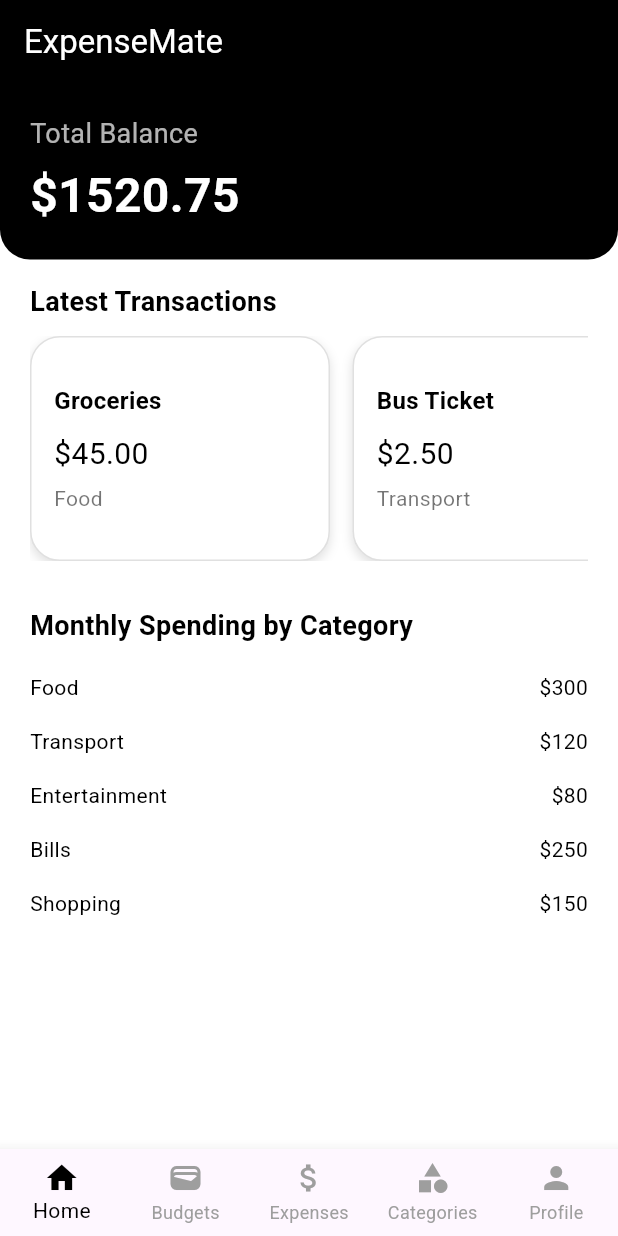
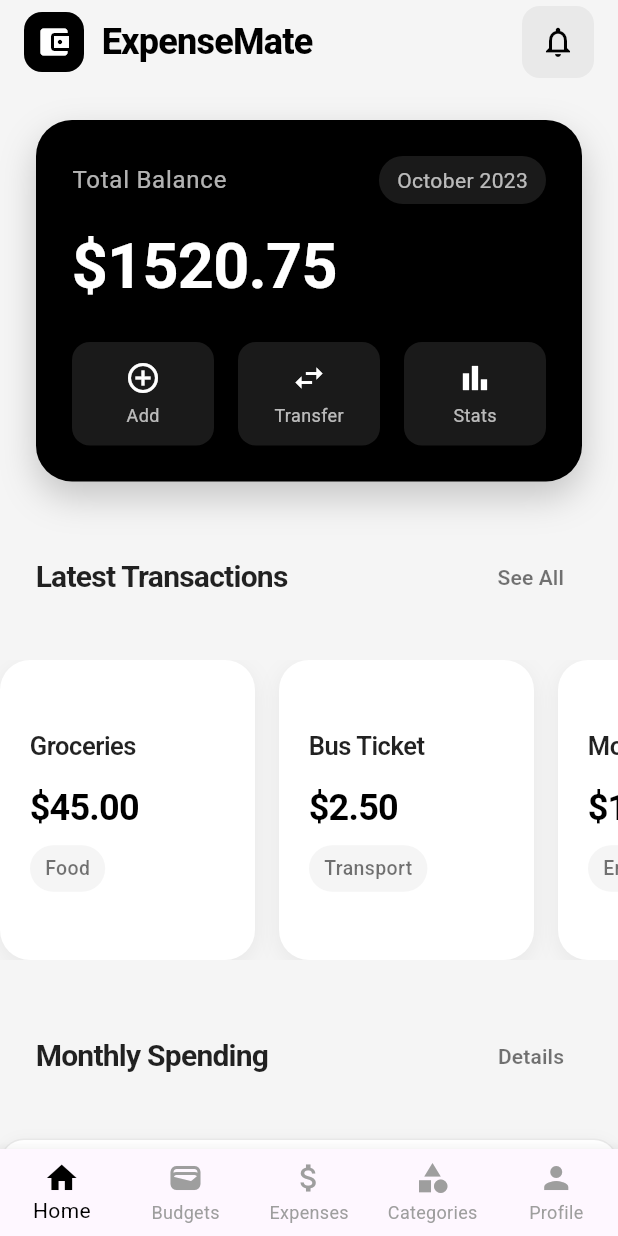
Before and after one commit to souleimarejeb/expenseMate, a Flutter app: the screen it shows after launch, on a phone screen of 412 x 824 dp. Run offline on Flutter 3.47's test engine with Material 3 defaults, Android fonts, the phone set to English and light mode, and no system bars; our stand-ins replace sqflite; accounts and stored records are empty.

Commit message:
Refactor: Move card component to a separate file

```diff
--- a/lib/features/home/screens/home_page.dart
+++ b/lib/features/home/screens/home_page.dart
@@ -1,3 +1,5 @@
+import 'package:expensemate/features/home/widgets/card_latest.dart';
+import 'package:expensemate/features/home/widgets/card_monthly_spending.dart';
 import 'package:flutter/material.dart';
 
 class HomePage extends StatefulWidget {
@@ -8,13 +10,6 @@ class HomePage extends StatefulWidget {
 class _HomePageState extends State<HomePage> {
   // Dummy data
   double totalAmount = 1520.75;
-
-  List<Map<String, dynamic>> latestTransactions = [
-    {'title': 'Groceries', 'amount': 45.0, 'category': 'Food'},
-    {'title': 'Bus Ticket', 'amount': 2.5, 'category': 'Transport'},
-    {'title': 'Movie', 'amount': 12.0, 'category': 'Entertainment'},
-    {'title': 'Electricity Bill', 'amount': 60.0, 'category': 'Bills'},
-  ];
 
   List<Map<String, dynamic>> monthlyCategorySpending = [
     {'category': 'Food', 'amount': 300},
@@ -27,120 +22,210 @@ class _HomePageState extends State<HomePage> {
   @override
   Widget build(BuildContext context) {
     return Scaffold(
-      backgroundColor: Colors.white,
+      backgroundColor: Colors.grey[100],
       appBar: AppBar(
-        backgroundColor: Colors.black,
-         title: Text('ExpenseMate', style: TextStyle(color: Colors.white)),
+        backgroundColor: Colors.transparent,
+        elevation: 0,
+        title: Row(
+          children: [
+            Container(
+              padding: EdgeInsets.all(8),
+              decoration: BoxDecoration(
+                color: Colors.black,
+                borderRadius: BorderRadius.circular(12),
+              ),
+              child: Icon(Icons.account_balance_wallet, color: Colors.white),
+            ),
+            SizedBox(width: 12),
+            Text(
+              'ExpenseMate',
+              style: TextStyle(
+                color: Colors.black,
+                fontSize: 24,
+                fontWeight: FontWeight.w800,
+                letterSpacing: -0.5,
+              ),
+            ),
+          ],
+        ),
+        actions: [
+          Container(
+            margin: EdgeInsets.only(right: 16),
+            decoration: BoxDecoration(
+              color: Colors.black.withOpacity(0.05),
+              borderRadius: BorderRadius.circular(12),
+            ),
+            child: IconButton(
+              icon: Icon(Icons.notifications_outlined, color: Colors.black),
+              onPressed: () {},
+            ),
+          ),
+        ],
       ),
       body: SafeArea(
+        child: SingleChildScrollView(
+          physics: BouncingScrollPhysics(),
           child: Column(
             crossAxisAlignment: CrossAxisAlignment.start,
             children: [
-            // Top section: Total Amount
+              // Total Balance Card
               Container(
-              width: double.infinity,
+                margin: EdgeInsets.all(24),
+                padding: EdgeInsets.all(24),
                 decoration: BoxDecoration(
                   color: Colors.black,
-                  borderRadius: BorderRadius.vertical(bottom: Radius.circular(20))),
-              padding: EdgeInsets.all(20.0),
+                  borderRadius: BorderRadius.circular(24),
+                  boxShadow: [
+                    BoxShadow(
+                      color: Colors.black.withOpacity(0.2),
+                      blurRadius: 20,
+                      offset: Offset(0, 10),
+                    ),
+                  ],
+                ),
                 child: Column(
                   crossAxisAlignment: CrossAxisAlignment.start,
                   children: [
-                  Text("Total Balance", style: TextStyle(color: Colors.white70, fontSize: 18)),
-                  SizedBox(height: 5),
-                  Text("\$${totalAmount.toStringAsFixed(2)}",
-                      style: TextStyle(color: Colors.white, fontSize: 32, fontWeight: FontWeight.bold)),
+                    Row(
+                      mainAxisAlignment: MainAxisAlignment.spaceBetween,
+                      children: [
+                        Text(
+                          "Total Balance",
+                          style: TextStyle(
+                            color: Colors.white70,
+                            fontSize: 16,
+                            letterSpacing: 0.5,
+                          ),
+                        ),
+                        Container(
+                          padding: EdgeInsets.symmetric(
+                            horizontal: 12,
+                            vertical: 6,
+                          ),
+                          decoration: BoxDecoration(
+                            color: Colors.white.withOpacity(0.1),
+                            borderRadius: BorderRadius.circular(20),
+                          ),
+                          child: Text(
+                            'October 2023',
+                            style: TextStyle(
+                              color: Colors.white70,
+                              fontSize: 14,
+                            ),
+                          ),
+                        ),
+                      ],
+                    ),
+                    SizedBox(height: 12),
+                    Text(
+                      "\$${totalAmount.toStringAsFixed(2)}",
+                      style: TextStyle(
+                        color: Colors.white,
+                        fontSize: 42,
+                        fontWeight: FontWeight.w700,
+                        letterSpacing: -0.5,
+                      ),
+                    ),
+                    SizedBox(height: 20),
+                    Row(
+                      children: [
+                        _buildQuickAction(
+                          Icons.add_circle_outline,
+                          'Add',
+                          onTap: () {},
+                        ),
+                        SizedBox(width: 16),
+                        _buildQuickAction(
+                          Icons.swap_horiz,
+                          'Transfer',
+                          onTap: () {},
+                        ),
+                        SizedBox(width: 16),
+                        _buildQuickAction(
+                          Icons.bar_chart,
+                          'Stats',
+                          onTap: () {},
+                        ),
+                      ],
+                    ),
                   ],
                 ),
               ),
 
-            SizedBox(height: 15),
+              // Section Headers
+              _buildSectionHeader('Latest Transactions', 'See All'),
+              CardLatest(),
 
-            // Latest Transactions (scrollable row)
-            Padding(
-              padding: EdgeInsets.symmetric(horizontal: 20.0),
-              child: Column(
-                crossAxisAlignment: CrossAxisAlignment.start,
-                children: [
-                  Text('Latest Transactions',
-                      style: TextStyle(fontSize: 18, fontWeight: FontWeight.bold, color: Colors.black)),
-                  SizedBox(height: 10),
-                  Container(
-                    height: 150,
-                    child: ListView.builder(
-                      scrollDirection: Axis.horizontal,
-                      itemCount: latestTransactions.length,
-                      itemBuilder: (context, index) {
-                        final tx = latestTransactions[index];
-                        return Container(
-                          width: 200,
-                          margin: EdgeInsets.only(right: 15),
-                          decoration: BoxDecoration(
-                            color: Colors.white,
-                            borderRadius: BorderRadius.circular(20),
-                            border: Border.all(color: Colors.black12),
-                            boxShadow: [
-                              BoxShadow(
-                                color: Colors.black12,
-                                blurRadius: 5,
-                                offset: Offset(0, 3),
-                              )
+              SizedBox(height: 24),
+
+              _buildSectionHeader('Monthly Spending', 'Details'),
+              CardMonthlySpending(
+                monthlyCategorySpending: monthlyCategorySpending,
+              ),
+
+              SizedBox(height: 24),
             ],
           ),
-                          padding: EdgeInsets.all(15),
-                          child: Column(
-                            crossAxisAlignment: CrossAxisAlignment.start,
-                            mainAxisAlignment: MainAxisAlignment.center,
-                            children: [
-                              Text(tx['title'],
-                                  style: TextStyle(fontSize: 16, fontWeight: FontWeight.bold, color: Colors.black)),
-                              SizedBox(height: 10),
-                              Text("\$${tx['amount'].toStringAsFixed(2)}",
-                                  style: TextStyle(fontSize: 20, color: Colors.black)),
-                              SizedBox(height: 5),
-                              Text(tx['category'], style: TextStyle(color: Colors.black54)),
-                            ],
-                          ),
-                        );
-                      },
-                    ),
-                  ),
-
-                  SizedBox(height: 30),
-
-                  // Monthly Spending per Category
-
-                  Container(
-                    child: SingleChildScrollView(
-                      child:    Column(
-                        crossAxisAlignment: CrossAxisAlignment.start,
-                        children: [
-                          Text('Monthly Spending by Category',
-                              style: TextStyle(fontSize: 18, fontWeight: FontWeight.bold, color: Colors.black)),
-                          SizedBox(height: 10),
-                          ...monthlyCategorySpending.map((cat) {
-                            return Padding(
-                              padding: const EdgeInsets.symmetric(vertical: 8.0),
-                              child: Row(
-                                mainAxisAlignment: MainAxisAlignment.spaceBetween,
-                                children: [
-                                  Text(cat['category'], style: TextStyle(color: Colors.black)),
-                                  Text("\$${cat['amount']}", style: TextStyle(color: Colors.black)),
-                                ],
-                              ),
-                            );
-                          }).toList(),
-                        ],
-
-                  ),
-                    ),
-                  )
-                ],
-              ),
-            )
-          ],
         ),
       ),
     );
   }
+
+  Widget _buildQuickAction(IconData icon, String label, {required Function onTap}) {
+    return Expanded(
+      child: InkWell(
+        onTap: () => onTap(),
+        child: Container(
+          padding: EdgeInsets.symmetric(vertical: 12),
+          decoration: BoxDecoration(
+            color: Colors.white.withOpacity(0.1),
+            borderRadius: BorderRadius.circular(12),
+          ),
+          child: Column(
+            children: [
+              Icon(icon, color: Colors.white, size: 24),
+              SizedBox(height: 4),
+              Text(
+                label,
+                style: TextStyle(
+                  color: Colors.white70,
+                  fontSize: 12,
+                ),
+              ),
+            ],
+          ),
+        ),
+      ),
+    );
   }
+
+  Widget _buildSectionHeader(String title, String action) {
+    return Padding(
+      padding: EdgeInsets.symmetric(horizontal: 24.0, vertical: 16),
+      child: Row(
+        mainAxisAlignment: MainAxisAlignment.spaceBetween,
+        children: [
+          Text(
+            title,
+            style: TextStyle(
+              fontSize: 20,
+              fontWeight: FontWeight.w700,
+              color: Colors.black87,
+              letterSpacing: -0.5,
+            ),
+          ),
+          TextButton(
+            onPressed: () {},
+            child: Text(
+              action,
+              style: TextStyle(
+                color: Colors.black54,
+                fontWeight: FontWeight.w600,
+              ),
+            ),
+          ),
+        ],
+      ),
+    );
+  }
+}
--- /dev/null
+++ b/lib/features/home/widgets/card_latest.dart
@@ -0,0 +1,96 @@
+import 'package:flutter/material.dart';
+
+class CardLatest extends StatefulWidget {
+  @override
+  _CardLatestState createState() => _CardLatestState();
+}
+
+class _CardLatestState extends State<CardLatest> {
+  // Dummy data
+  double totalAmount = 1520.75;
+
+  List<Map<String, dynamic>> latestTransactions = [
+    {'title': 'Groceries', 'amount': 45.0, 'category': 'Food'},
+    {'title': 'Bus Ticket', 'amount': 2.5, 'category': 'Transport'},
+    {'title': 'Movie', 'amount': 12.0, 'category': 'Entertainment'},
+    {'title': 'Electricity Bill', 'amount': 60.0, 'category': 'Bills'},
+  ];
+
+  @override
+  Widget build(BuildContext context) {
+    return Container(
+      height: 200,
+      margin: EdgeInsets.only(top: 15),
+      child: ListView.builder(
+        physics: BouncingScrollPhysics(),
+        scrollDirection: Axis.horizontal,
+        itemCount: latestTransactions.length,
+        itemBuilder: (context, index) {
+          final tx = latestTransactions[index];
+          return Container(
+            width: 170,
+            margin: EdgeInsets.only(right: 16),
+            decoration: BoxDecoration(
+              color: Colors.white,
+              borderRadius: BorderRadius.circular(20),
+              boxShadow: [
+                BoxShadow(
+                  color: Colors.black.withOpacity(0.06),
+                  blurRadius: 12,
+                  offset: Offset(0, 4),
+                ),
+              ],
+            ),
+            child: Padding(
+              padding: EdgeInsets.all(20),
+              child: Column(
+                crossAxisAlignment: CrossAxisAlignment.start,
+                mainAxisAlignment: MainAxisAlignment.center,
+                children: [
+                  Text(
+                    tx['title'],
+                    style: TextStyle(
+                      fontSize: 17,
+                      fontWeight: FontWeight.w600,
+                      color: Colors.black87,
+                      letterSpacing: -0.3,
+                    ),
+                  ),
+                  SizedBox(height: 12),
+                  Text(
+                    "\$${tx['amount'].toStringAsFixed(2)}",
+                    style: TextStyle(
+                      fontSize: 24,
+                      fontWeight: FontWeight.w700,
+                      color: Colors.black,
+                      letterSpacing: -0.5,
+                    ),
+                  ),
+                  SizedBox(height: 8),
+                  Container(
+                    padding: EdgeInsets.symmetric(
+                      horizontal: 10,
+                      vertical: 6,
+                    ),
+                    decoration: BoxDecoration(
+                      color: Colors.grey[100],
+                      borderRadius: BorderRadius.circular(20),
+                    ),
+                    child: Text(
+                      tx['category'],
+                      style: TextStyle(
+                        fontSize: 13,
+                        fontWeight: FontWeight.w500,
+                        color: Colors.black54,
+                      ),
+                    ),
+                  ),
+                ],
+              ),
+            ),
+          );
+        },
+      ),
+    );
+  }
+}
--- /dev/null
+++ b/lib/features/home/widgets/card_monthly_spending.dart
@@ -0,0 +1,161 @@
+import 'package:flutter/material.dart';
+
+class CardMonthlySpending extends StatelessWidget {
+  final List<Map<String, dynamic>> monthlyCategorySpending;
+
+  const CardMonthlySpending({
+    Key? key,
+    required this.monthlyCategorySpending,
+  }) : super(key: key);
+
+  Color _getCategoryColor(String category) {
+    // Using a monochromatic scheme based on category
+    switch (category.toLowerCase()) {
+      case 'food':
+        return Color(0xFF1A1A1A); // Darkest shade
+      case 'transport':
+        return Color(0xFF333333);
+      case 'entertainment':
+        return Color(0xFF4D4D4D);
+      case 'bills':
+        return Color(0xFF666666);
+      case 'shopping':
+        return Color(0xFF808080);
+      default:
+        return Color(0xFF999999);
+    }
+  }
+
+  double _getProgressValue(double amount) {
+    // Calculate progress based on a maximum budget of 1000
+    const maxBudget = 1000.0;
+    return (amount / maxBudget).clamp(0.0, 1.0);
+  }
+
+  Widget _buildProgressBar(String category, double amount) {
+    final color = _getCategoryColor(category);
+    final progress = _getProgressValue(amount);
+
+    return Column(
+      crossAxisAlignment: CrossAxisAlignment.start,
+      children: [
+        ClipRRect(
+          borderRadius: BorderRadius.circular(4),
+          child: LinearProgressIndicator(
+            value: progress,
+            backgroundColor: color.withOpacity(0.1),
+            valueColor: AlwaysStoppedAnimation<Color>(color),
+            minHeight: 6,
+          ),
+        ),
+        SizedBox(height: 4),
+        Text(
+          '${(progress * 100).toInt()}% of budget',
+          style: TextStyle(
+            fontSize: 12,
+            color: color,
+            fontWeight: FontWeight.w500,
+          ),
+        ),
+      ],
+    );
+  }
+
+  @override
+  Widget build(BuildContext context) {
+    return Container(
+      margin: EdgeInsets.only(top: 15),
+      child: Column(
+        children: monthlyCategorySpending.map((cat) {
+          final color = _getCategoryColor(cat['category']);
+
+          return Container(
+            margin: EdgeInsets.only(bottom: 12),
+            decoration: BoxDecoration(
+              color: Colors.white,
+              borderRadius: BorderRadius.circular(16),
+              border: Border.all(
+                color: color.withOpacity(0.1),
+                width: 1,
+              ),
+              boxShadow: [
+                BoxShadow(
+                  color: color.withOpacity(0.05),
+                  blurRadius: 8,
+                  offset: Offset(0, 2),
+                ),
+              ],
+            ),
+            child: Padding(
+              padding: EdgeInsets.all(16),
+              child: Column(
+                children: [
+                  Row(
+                    children: [
+                      Container(
+                        width: 40,
+                        height: 40,
+                        decoration: BoxDecoration(
+                          color: color.withOpacity(0.1),
+                          borderRadius: BorderRadius.circular(12),
+                        ),
+                        child: Icon(
+                          _getCategoryIcon(cat['category']),
+                          color: color,
+                          size: 20,
+                        ),
+                      ),
+                      SizedBox(width: 16),
+                      Expanded(
+                        child: Column(
+                          crossAxisAlignment: CrossAxisAlignment.start,
+                          children: [
+                            Text(
+                              cat['category'],
+                              style: TextStyle(
+                                fontSize: 16,
+                                fontWeight: FontWeight.w600,
+                                color: color,
+                              ),
+                            ),
+                          ],
+                        ),
+                      ),
+                      Text(
+                        "\$${cat['amount']}",
+                        style: TextStyle(
+                          fontSize: 17,
+                          fontWeight: FontWeight.w700,
+                          color: Colors.black,
+                        ),
+                      ),
+                    ],
+                  ),
+                  SizedBox(height: 12),
+                  _buildProgressBar(cat['category'], cat['amount'].toDouble()),
+                ],
+              ),
+            ),
+          );
+        }).toList(),
+      ),
+    );
+  }
+
+  IconData _getCategoryIcon(String category) {
+    switch (category.toLowerCase()) {
+      case 'food':
+        return Icons.restaurant;
+      case 'transport':
+        return Icons.directions_car;
+      case 'entertainment':
+        return Icons.movie;
+      case 'bills':
+        return Icons.receipt_long;
+      case 'shopping':
+        return Icons.shopping_bag;
+      default:
+        return Icons.category;
+    }
+  }
+}
```
Lines whose indentation alone changed are shown as unchanged.
